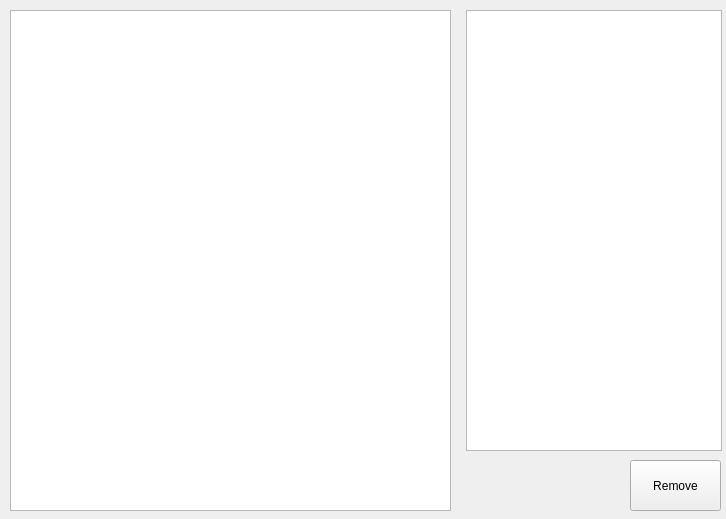
maticchiu/Naming, file NameCountResult.ui: the form before one commit.
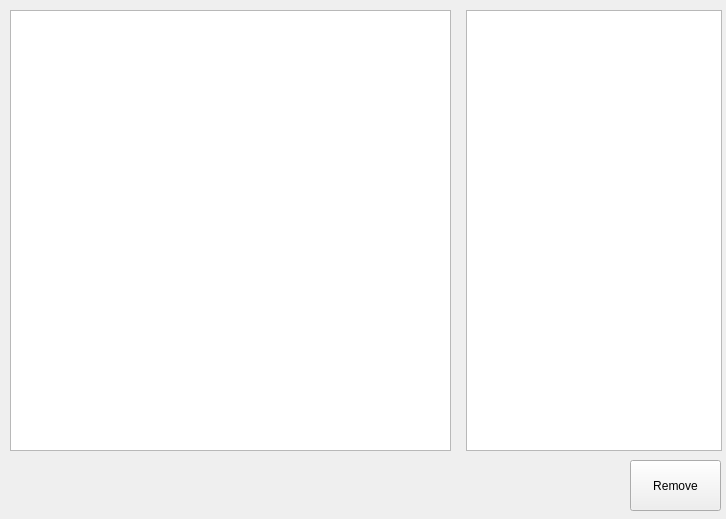
The form after the commit.

Diff of the .ui file:
```diff
--- a/NameCountResult.ui
+++ b/NameCountResult.ui
@@ -24,7 +24,7 @@
      <x>10</x>
      <y>10</y>
      <width>441</width>
-     <height>501</height>
+     <height>441</height>
     </rect>
    </property>
   </widget>
```
